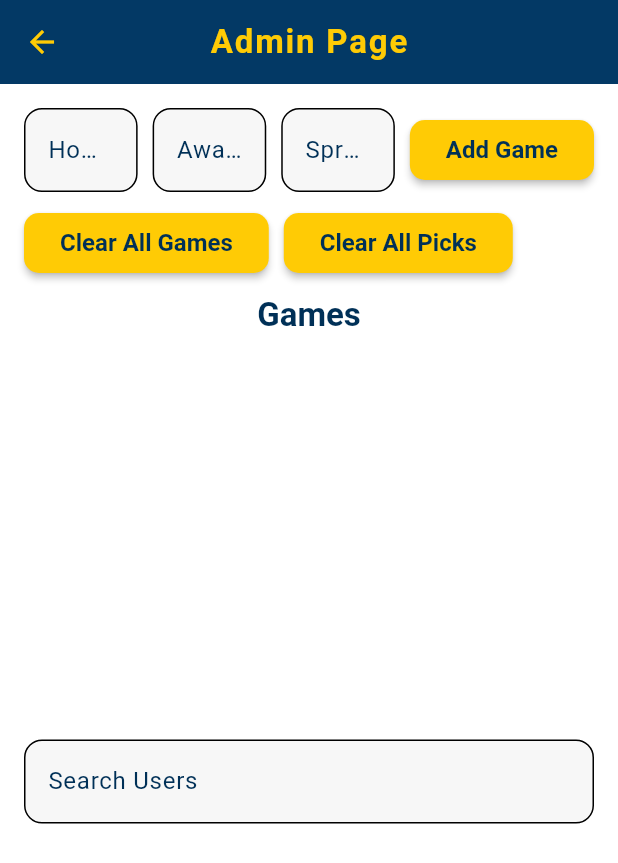
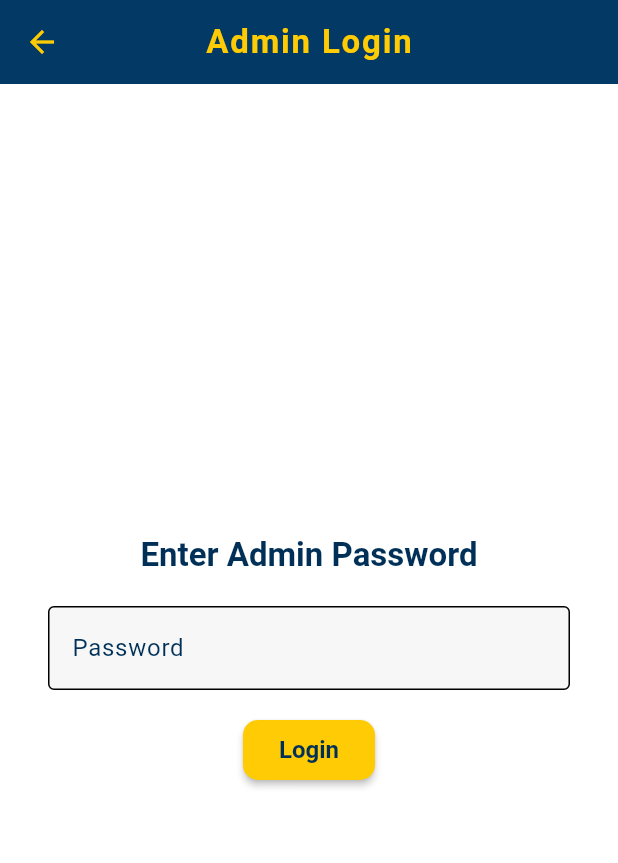
Before and after one commit to jeling43/football_app, a Flutter app: the AdminPage screen opened by its route, on a phone screen of 412 x 824 dp. Shown: the top 863 px of the screen. Run offline on Flutter 3.47's test engine with Material 3 defaults, Android fonts, the phone set to English and light mode, and no system bars; our stand-ins replace hive, hive_flutter; accounts and stored records are empty.

```diff
--- a/lib/pages/admin_page.dart
+++ b/lib/pages/admin_page.dart
@@ -15,8 +15,64 @@ class _AdminPageState extends State<AdminPage> {
   final _spreadController = TextEditingController();
   String _searchQuery = '';
 
+  // Password protection variables
+  bool _authenticated = false;
+  final _passwordController = TextEditingController();
+  static const String adminPassword = 'football2024'; // Change as needed
+
+  @override
+  void dispose() {
+    _team1Controller.dispose();
+    _team2Controller.dispose();
+    _spreadController.dispose();
+    _passwordController.dispose();
+    super.dispose();
+  }
+
   @override
   Widget build(BuildContext context) {
+    if (!_authenticated) {
+      return Scaffold(
+        appBar: AppBar(title: Text('Admin Login'), centerTitle: true),
+        body: Center(
+          child: Padding(
+            padding: const EdgeInsets.all(32),
+            child: Column(
+              mainAxisSize: MainAxisSize.min,
+              children: [
+                Text('Enter Admin Password',
+                    style: Theme.of(context).textTheme.titleLarge),
+                SizedBox(height: 20),
+                TextField(
+                  controller: _passwordController,
+                  obscureText: true,
+                  decoration: InputDecoration(
+                    labelText: 'Password',
+                    border: OutlineInputBorder(),
+                  ),
+                ),
+                SizedBox(height: 16),
+                ElevatedButton(
+                  child: Text('Login'),
+                  onPressed: () {
+                    if (_passwordController.text == adminPassword) {
+                      setState(() {
+                        _authenticated = true;
+                      });
+                    } else {
+                      ScaffoldMessenger.of(context).showSnackBar(SnackBar(
+                          content: Text('Incorrect password'),
+                          backgroundColor: Colors.red));
+                    }
+                  },
+                ),
+              ],
+            ),
+          ),
+        ),
+      );
+    }
+
     final gameProvider = Provider.of<GameProvider>(context);
     final leaderboardProvider = Provider.of<LeaderboardProvider>(context);
     final games = gameProvider.games;
```
Also changed, not shown: lib/pages/login_page.dart (added, +60 -0 lines), 1 other file.
